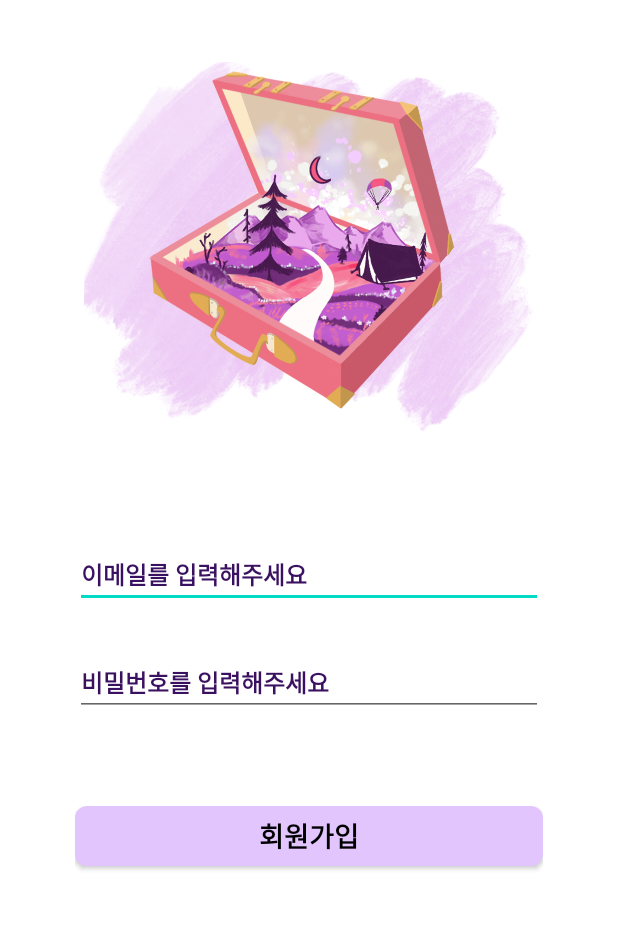
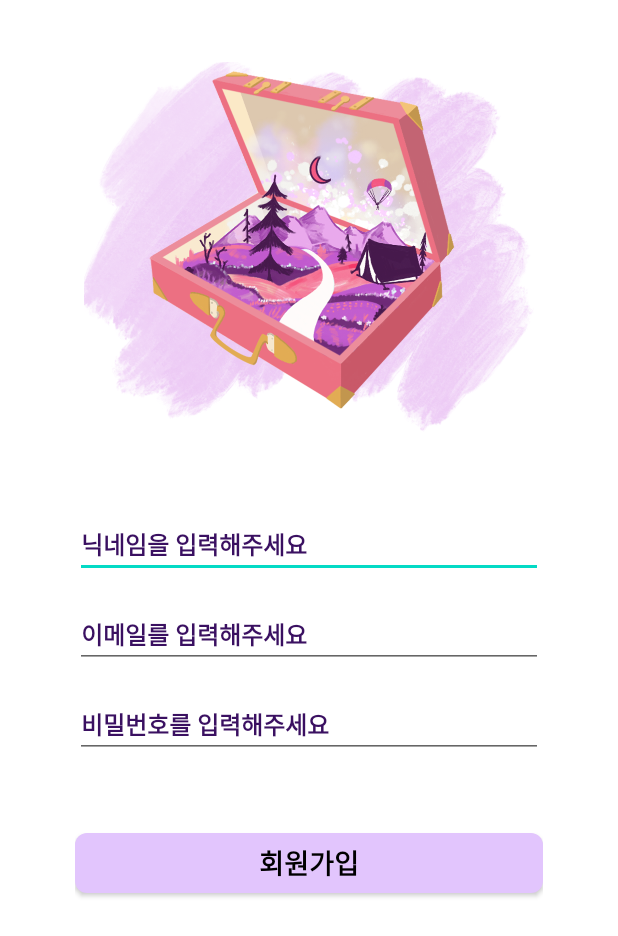
Before and after one commit to JGeun/TravelDiaryApp, an Android app: the RegisterActivity screen opened directly, with no data from a screen before it, on a phone screen of 412 x 824 dp. Shown: the top 936 px of the screen. Run offline under Robolectric (Android 15) with nearby library versions, the phone set to English and light mode, and no system bars; our stand-ins replace Firebase (no records; nobody signed in at launch, a user with empty details on screens opened directly).

Commit message:
meeting before

```diff
--- a/app/src/main/res/layout/activity_register.xml
+++ b/app/src/main/res/layout/activity_register.xml
@@ -18,10 +18,26 @@
         app:layout_constraintTop_toTopOf="parent" />
 
     <EditText
+        android:id="@+id/register_nickname"
+        android:layout_width="match_parent"
+        android:layout_height="40dp"
+        android:layout_marginTop="30dp"
+        android:ems="10"
+        android:fontFamily="@font/main_font"
+        android:hint="닉네임을 입력해주세요"
+        android:textSize="16sp"
+        android:textStyle="bold"
+        android:inputType="textPassword"
+        android:textColorHint="@color/loginTextColor"
+        app:layout_constraintEnd_toEndOf="parent"
+        app:layout_constraintStart_toStartOf="parent"
+        app:layout_constraintTop_toBottomOf="@+id/registerImage" />
+
+    <EditText
         android:id="@+id/register_id"
         android:layout_width="match_parent"
         android:layout_height="40dp"
-        android:layout_marginTop="50dp"
+        android:layout_marginTop="20dp"
         android:background="?attr/editTextBackground"
         android:ems="10"
         android:fontFamily="@font/main_font"
@@ -33,14 +49,13 @@
         android:textColorHint="@color/loginTextColor"
         app:layout_constraintEnd_toEndOf="parent"
         app:layout_constraintStart_toStartOf="parent"
-        app:layout_constraintTop_toBottomOf="@id/registerImage" />
+        app:layout_constraintTop_toBottomOf="@id/register_nickname" />
 
     <EditText
         android:id="@+id/register_pw"
         android:layout_width="match_parent"
         android:layout_height="40dp"
-        android:layout_marginTop="32dp"
-        android:layout_marginBottom="72dp"
+        android:layout_marginTop="20dp"
         android:ems="10"
         android:fontFamily="@font/main_font"
         android:hint="비밀번호를 입력해주세요"
@@ -48,18 +63,15 @@
         android:textStyle="bold"
         android:inputType="textPassword"
         android:textColorHint="@color/loginTextColor"
-        app:layout_constraintBottom_toTopOf="@+id/register_btn"
         app:layout_constraintEnd_toEndOf="parent"
         app:layout_constraintStart_toStartOf="parent"
         app:layout_constraintTop_toBottomOf="@+id/register_id" />
-
-
 
     <androidx.appcompat.widget.AppCompatButton
         android:id="@+id/register_btn"
         android:layout_width="match_parent"
         android:layout_height="40dp"
-        android:layout_marginTop="60dp"
+        android:layout_marginTop="50dp"
         android:background="@drawable/radius_btn"
         android:text="회원가입"
         android:fontFamily="@font/main_font"
```
Also changed, not shown: app/src/main/java/com/hansung/traveldiary/src/plan/TravelDiaryActivity.kt (+45 -15 lines), app/src/main/java/com/hansung/traveldiary/src/plan/adapter/PlanAdapter.kt (added, +26 -0 lines), app/src/main/java/com/hansung/traveldiary/src/travel/TriptogoFragment.kt (+65 -0 lines), app/src/main/res/layout/activity_travel_diary.xml (+8 -1 lines), app/src/main/res/layout/item_plan.xml (added, +20 -0 lines).
